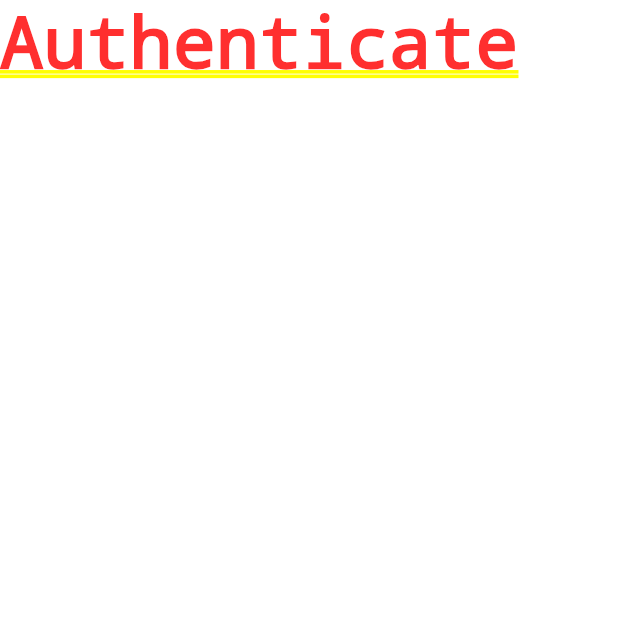
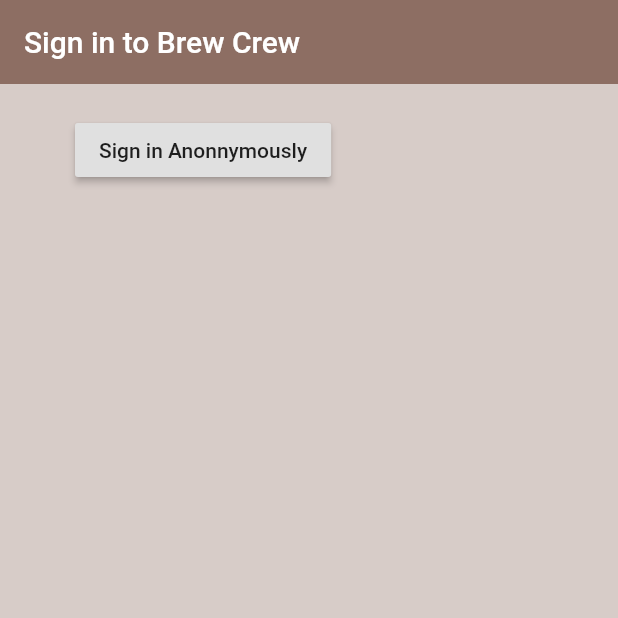
Before and after one commit to Williano/Brew-Crew, a Flutter app: the screen it shows after launch, on a phone screen of 412 x 824 dp, the top half of it. Run offline on Flutter 3.47's test engine with Material 2 defaults, Android fonts, the phone set to English and light mode, and no system bars; our stand-ins replace firebase_auth; accounts and stored records are empty.

Commit message:
Test anonnymous user sign in

```diff
--- a/lib/screens/authenticate/authenticate.dart
+++ b/lib/screens/authenticate/authenticate.dart
@@ -1,3 +1,4 @@
+import 'package:brew_crew/screens/authenticate/sign_in.dart';
 import "package:flutter/material.dart";
 
 class Authenticate extends StatefulWidget {
@@ -9,7 +10,7 @@ class _AuthenticateState extends State<Authenticate> {
   @override
   Widget build(BuildContext context) {
     return Container(
-      child: Text("Authenticate"),
+      child: SignIn(),
     );
   }
 }
--- /dev/null
+++ b/lib/screens/authenticate/sign_in.dart
@@ -0,0 +1,41 @@
+import 'package:brew_crew/services/auth.dart';
+import 'package:flutter/material.dart';
+
+class SignIn extends StatefulWidget {
+  @override
+  _SignInState createState() => _SignInState();
+}
+
+class _SignInState extends State<SignIn> {
+
+  final AuthService _auth = AuthService();
+
+  @override
+  Widget build(BuildContext context) {
+    return Scaffold(
+      backgroundColor: Colors.brown[100],
+      appBar: AppBar(
+       backgroundColor: Colors.brown[400],
+       elevation: 0.0,
+       title: Text("Sign in to Brew Crew")
+      ),
+      body: Container(
+        padding: EdgeInsets.symmetric(vertical: 20.0, horizontal: 50.0),
+        child: RaisedButton(
+          child: Text("Sign in Anonnymously"),
+          onPressed: () async {
+
+            dynamic result = await _auth.signInAnon();
+            if(result == null) {
+              print("Error signing in");
+            }
+            else {
+              print("Signed in");
+              print(result);
+            }
+          }
+        ),
+      ),
+    );
+  }
+}
```
Also changed, not shown: lib/services/auth.dart (renamed from lib/screens/auth.dart).
